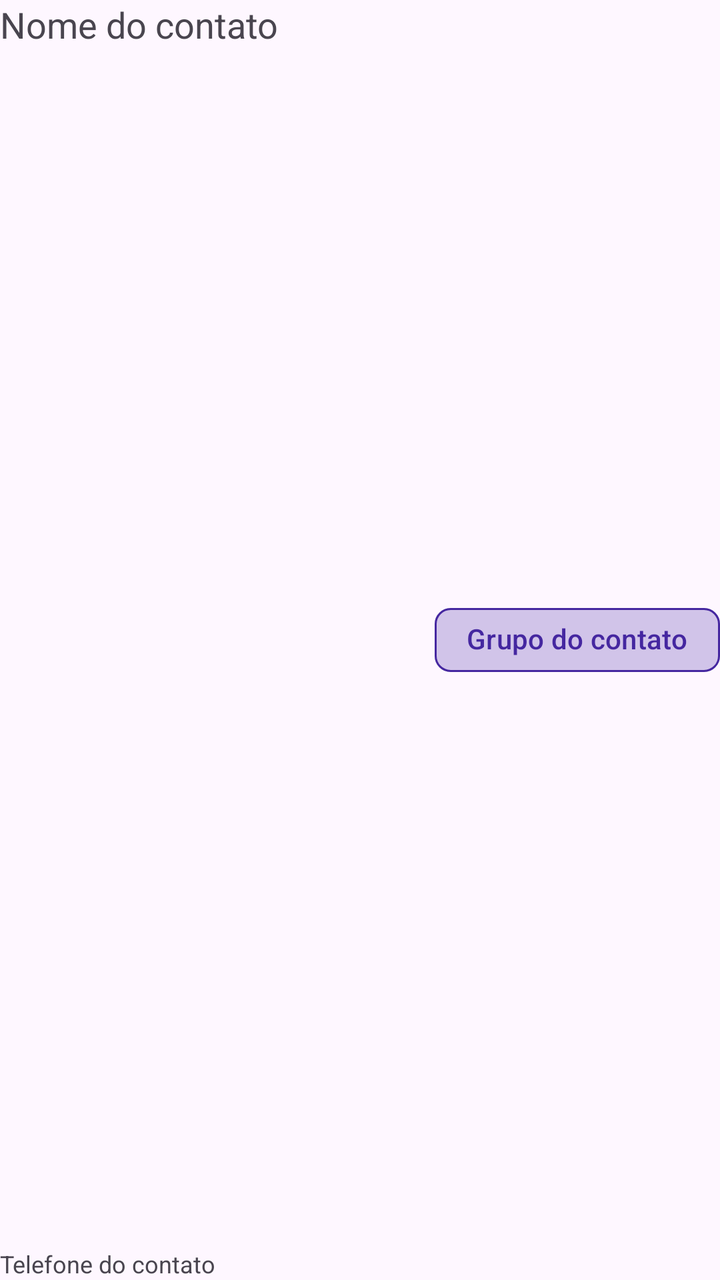
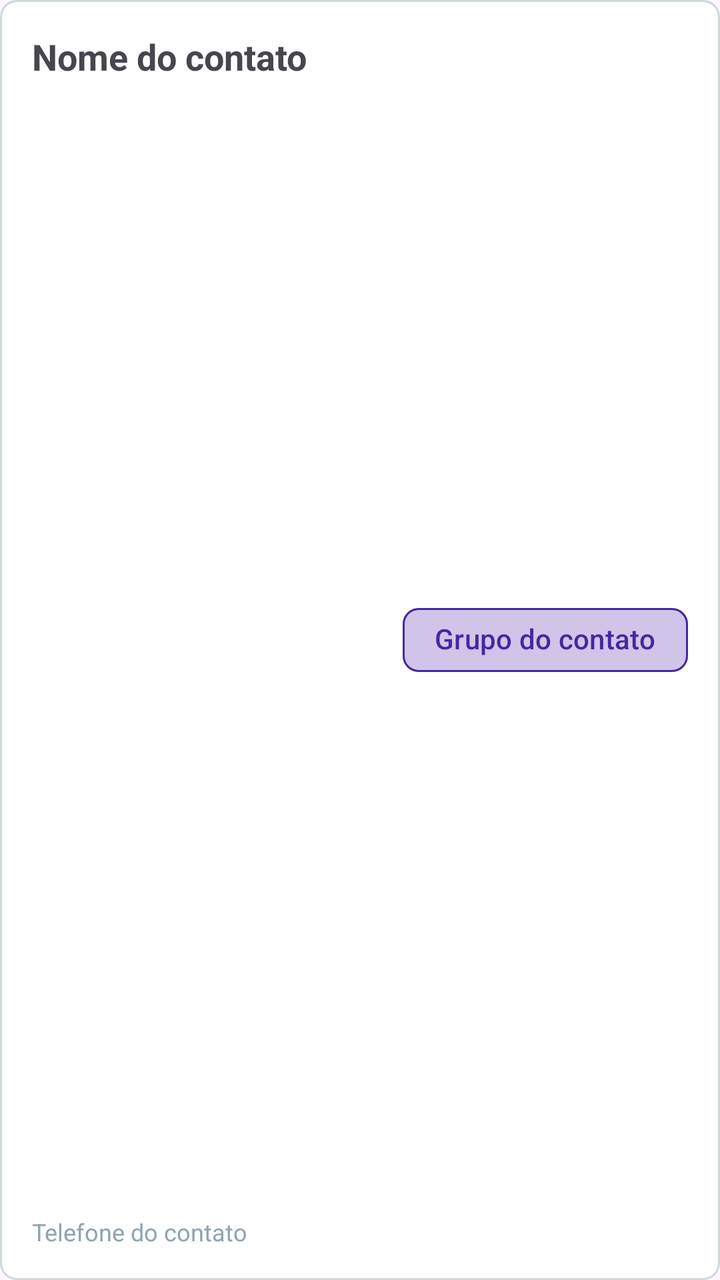

Screens rendered from an Android XML layout before and after an edit, with the pre-edit source and the edit as a unified diff.
<!-- AndroidManifest.xml: application theme Theme.ListaDeContatos -->
<!-- res/layout/item_contato.xml -->
<?xml version="1.0" encoding="utf-8"?>
<androidx.constraintlayout.widget.ConstraintLayout xmlns:android="http://schemas.android.com/apk/res/android"
    xmlns:app="http://schemas.android.com/apk/res-auto"
    xmlns:tools="http://schemas.android.com/tools"
    android:layout_width="match_parent"
    android:layout_height="wrap_content"
    android:layout_margin="8dp"
    app:cardCornerRadius="8dp"
    app:cardElevation="4dp">

    <TextView
        android:id="@+id/nomeContato"
        android:layout_width="0dp"
        android:layout_height="wrap_content"
        android:layout_weight="1"
        android:text="Nome do contato"
        android:textSize="18dp"
        app:layout_constraintStart_toStartOf="parent"
        app:layout_constraintTop_toTopOf="parent"
        tools:ignore="MissingConstraints" />

    <TextView
        android:id="@+id/telefoneContato"
        android:layout_width="wrap_content"
        android:layout_height="wrap_content"
        android:text="Telefone do contato"
        android:textSize="12dp"
        app:layout_constraintBottom_toBottomOf="parent"
        app:layout_constraintStart_toStartOf="parent"
        tools:ignore="MissingConstraints" />

    <com.google.android.material.chip.Chip
        android:id="@+id/chipGrupo"
        android:layout_width="wrap_content"
        android:layout_height="wrap_content"
        android:text="Grupo do contato"
        android:textColor="@color/purple_800"
        app:chipBackgroundColor="@color/purple_100"
        app:chipCornerRadius="8dp"
        app:chipStrokeColor="@color/purple_800"
        app:chipStrokeWidth="1dp"
        app:layout_constraintBottom_toBottomOf="parent"
        app:layout_constraintEnd_toEndOf="parent"
        app:layout_constraintTop_toTopOf="parent" />


</androidx.constraintlayout.widget.ConstraintLayout>
<!-- resources referenced by this layout -->
<resources>
  <color name="purple_100">#D1C4E9</color>
  <color name="purple_800">#4527A0</color>
  <style name="Theme.ListaDeContatos" parent="Base.Theme.ListaDeContatos" />
  <style name="Base.Theme.ListaDeContatos" parent="Theme.Material3.DayNight.NoActionBar">
          
          
      </style>
</resources>

<!-- the commit's change to res/layout/item_contato.xml (unified diff, before → after) -->
@@ -4,7 +4,9 @@
     xmlns:tools="http://schemas.android.com/tools"
     android:layout_width="match_parent"
     android:layout_height="wrap_content"
+    android:background="@drawable/borda_arredondada"
     android:layout_margin="8dp"
+    android:padding="16dp"
     app:cardCornerRadius="8dp"
     app:cardElevation="4dp">
 
@@ -13,6 +15,7 @@
         android:layout_width="0dp"
         android:layout_height="wrap_content"
         android:layout_weight="1"
+        android:textStyle="bold"
         android:text="Nome do contato"
         android:textSize="18dp"
         app:layout_constraintStart_toStartOf="parent"
@@ -25,6 +28,7 @@
         android:layout_height="wrap_content"
         android:text="Telefone do contato"
         android:textSize="12dp"
+        android:textColor="@color/blueGrey_300"
         app:layout_constraintBottom_toBottomOf="parent"
         app:layout_constraintStart_toStartOf="parent"
         tools:ignore="MissingConstraints" />
<!-- resource entries referenced after the edit -->
@@ -1,8 +1,27 @@
 <!-- resources referenced by this layout -->
 <resources>
+  <color name="blueGrey_300">#90A4AE</color>
   <color name="purple_100">#D1C4E9</color>
   <color name="purple_800">#4527A0</color>
+  <!-- drawable borda_arredondada (drawable) -->
+  <?xml version="1.0" encoding="utf-8"?>
+  <shape xmlns:android="http://schemas.android.com/apk/res/android"
+      android:shape="rectangle">
+  
+      
+      <solid android:color="#FFFFFF"/> 
+  
+      
+      <corners android:radius="8dp"/> 
+  
+      
+      <stroke
+          android:width="1dp"
+          android:color="@color/blueGrey_100"/> 
+  
+  </shape>
   <style name="Theme.ListaDeContatos" parent="Base.Theme.ListaDeContatos" />
+  <color name="blueGrey_100">#CFD8DC</color>
   <style name="Base.Theme.ListaDeContatos" parent="Theme.Material3.DayNight.NoActionBar">
           
           
